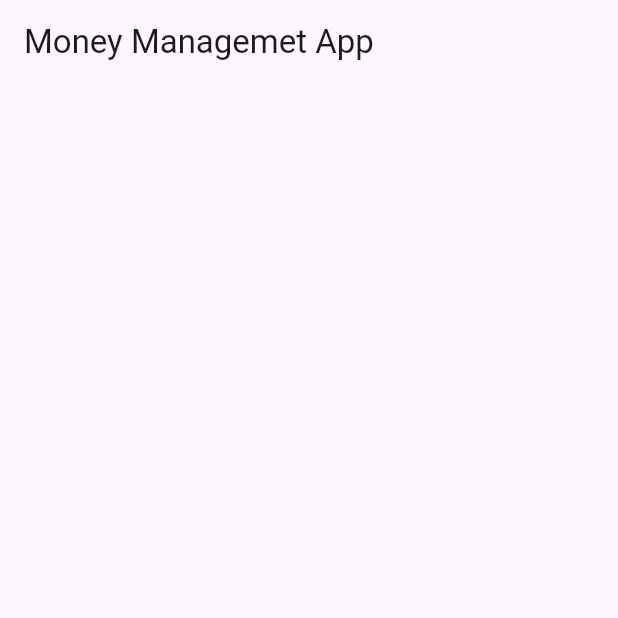
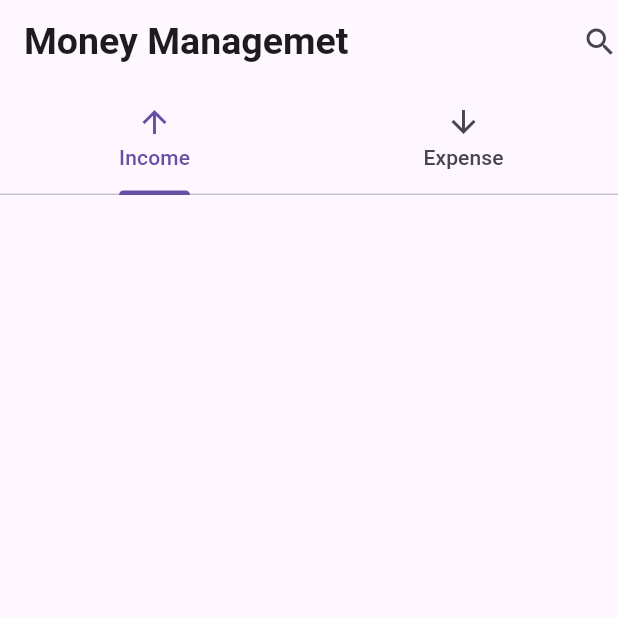
Before and after one commit to Bhadan76/MoneyManagement_App, a Flutter app: the screen it shows after launch, on a phone screen of 412 x 824 dp, the top half of it. Run offline on Flutter 3.47's test engine with Material 3 defaults, Android fonts, the phone set to English and light mode, and no system bars.

Commit message:
home page create

```diff
--- a/lib/home.dart
+++ b/lib/home.dart
@@ -1,13 +1,42 @@
 import 'package:flutter/material.dart';
 
-class Home extends StatelessWidget {
+class Home extends StatefulWidget {
   const Home({super.key});
 
+  @override
+  State<Home> createState() => _HomeState();
+}
+
+class _HomeState extends State<Home> with SingleTickerProviderStateMixin{
+  late TabController _tabController;
+  @override
+  void initState() {
+
+    // TODO: implement initState
+    super.initState();
+    _tabController=TabController(length: 2, vsync: this);
+  }
   @override
   Widget build(BuildContext context) {
     return Scaffold(
       appBar: AppBar(
-        title: Text('Money Managemet App'),
+        title: Text('Money Managemet ',style: TextStyle(
+          fontSize: 25,
+          fontWeight: FontWeight.bold,
+        ),),
+        actions: [
+          Icon(Icons.search,),
+        ],
+        bottom: TabBar(
+          controller: _tabController,
+          tabs: [
+            Tab(text: 'Income',icon: Icon(Icons.arrow_upward),),
+            Tab(text: 'Expense',icon: Icon(Icons.arrow_downward),),
+          ],
+        ),
+
+
+
       ),
     );
   }
```
